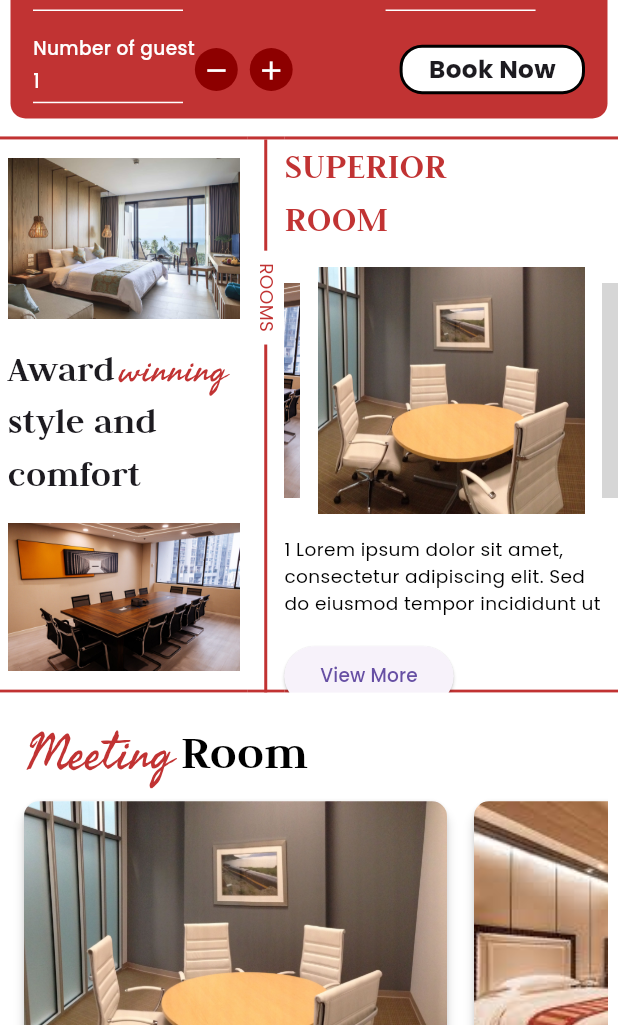
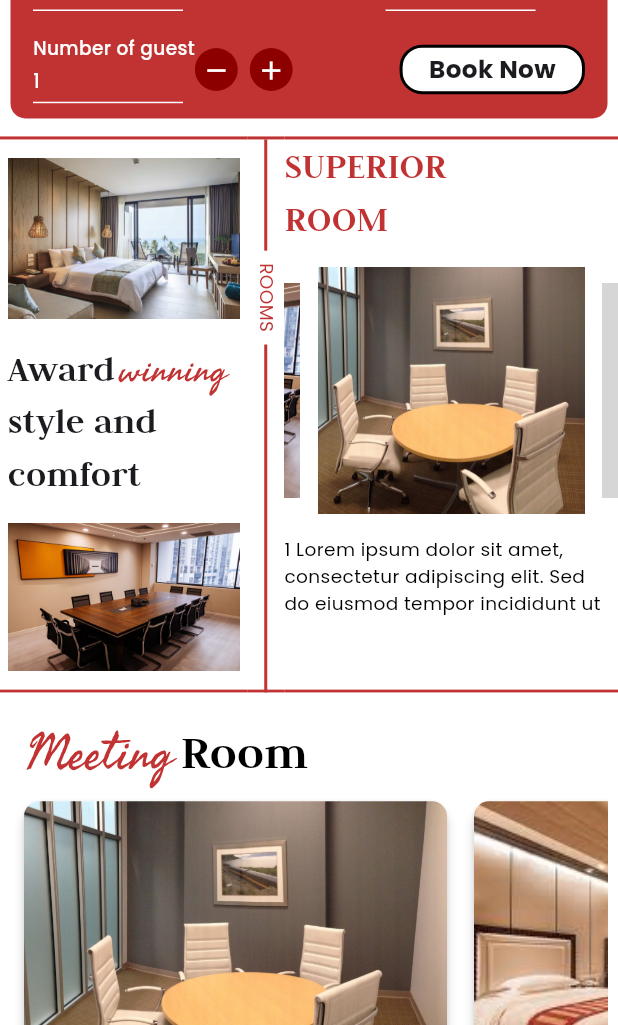
Before and after one commit to rayhanzz772/pmi_jateng, a Flutter app: the HomeScreen screen opened by its route, scrolled down 576 dp, on a phone screen of 412 x 824 dp, the part 211-1236 px from its top. Run offline on Flutter 3.47's test engine with Material 3 defaults, Android fonts, the phone set to English and light mode, and no system bars; drawn by our look-alikes of carousel_slider; our stand-ins replace animated_bottom_navigation_bar, bloc, equatable, firebase_auth, firebase_core, flutter_bloc and 3 more; accounts and stored records are empty; grey boxes are pictures that could not be loaded.

Commit message:
home 50%

```diff
--- a/lib/component/home_screen/superior_room.dart
+++ b/lib/component/home_screen/superior_room.dart
@@ -228,29 +228,6 @@
                       ),
                     ),
                     SizedBox(height: 15),
-                    ElevatedButton(
-                      onPressed: () {
-                        Navigator.push(
-                          context,
-                          MaterialPageRoute(
-                            builder: (context) => DetailPage(
-                              image: imgList[_current],
-                              text: textList[_current],
-                            ),
-                          ),
-                        );
-                      },
-                      style: ElevatedButton.styleFrom(
-                        iconColor: kPrimaryMaroon,
-                      ),
-                      child: Text(
-                        'View More',
-                        style: TextStyle(
-                          fontFamily: 'Poppins',
-                          fontSize: wp * 0.03,
-                        ),
-                      ),
-                    ),
                   ],
                 ),
               ),
--- a/lib/main.dart
+++ b/lib/main.dart
@@ -34,7 +34,6 @@
       initialRoute: '/',
       routes: {
         '/': (context) => SplashScreen(),
-        '/': (context) => LaporScreen(),
         '/sign_in': (context) => SignInScreen(),
         '/sign_up': (context) => SignUpScreen(),
         '/menu_select': (context) => MenuSelectScreen(),
```
